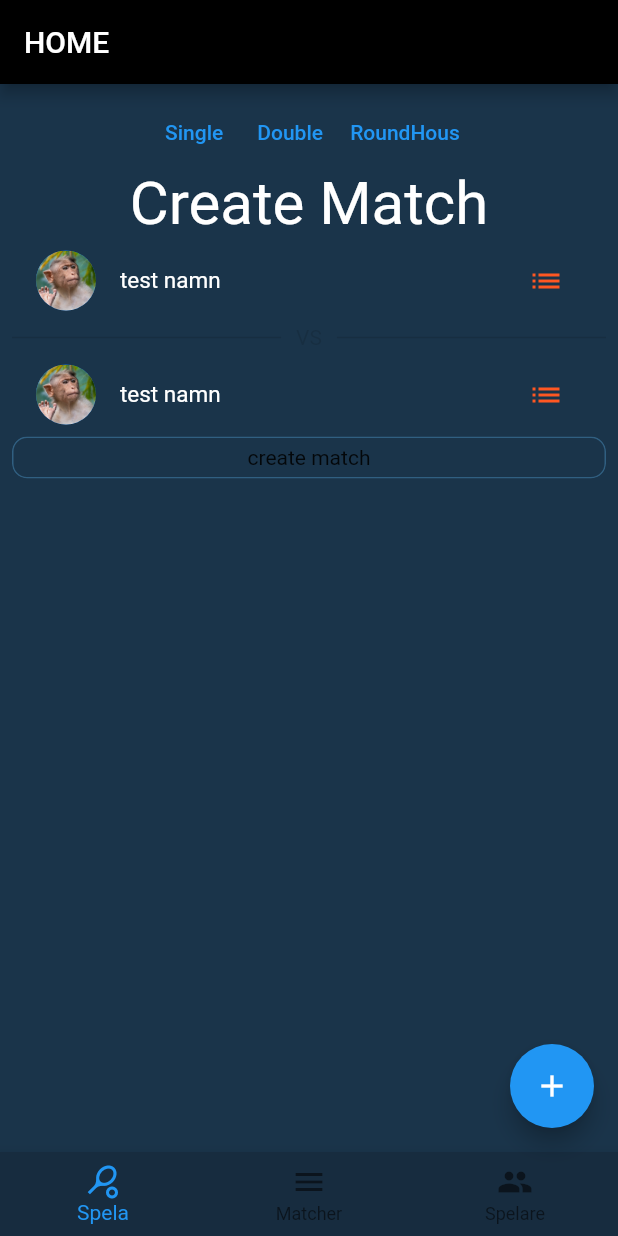
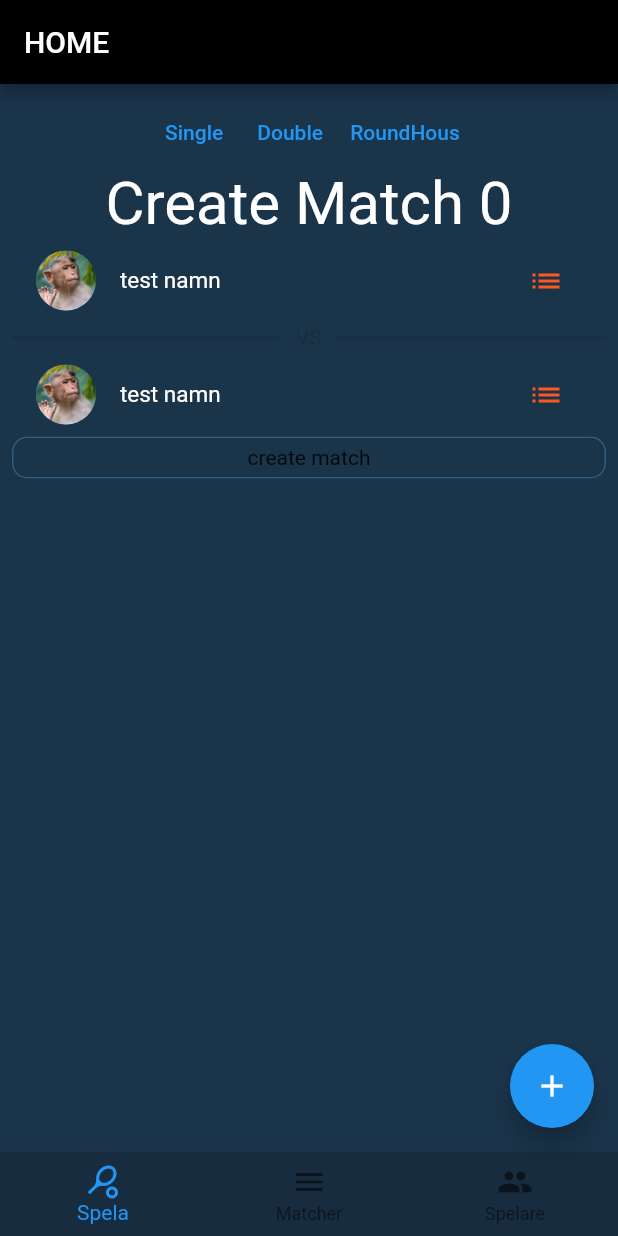
Before and after one commit to getitnordic/get-pong-mono, a Flutter app: the screen it shows after launch, after a tap on "Single", on a phone screen of 412 x 824 dp. Run offline on Flutter 3.47's test engine with Material 2 defaults, Android fonts, the light colour scheme and no system bars; our stand-ins replace flutter_riverpod, google_fonts; Roboto replaces fonts that are missing (Goldman).

Commit message:
add consumer provider

```diff
--- a/app/lib/main_dev.dart
+++ b/app/lib/main_dev.dart
@@ -11,10 +11,9 @@ import 'my_app.dart';
 // }
 
 void main() {
-  runApp(ProviderScope(
-      child: MyApp(
+  runApp(MyApp(
     themeData: Customtheme.mainTheme,
-  )));
+  ));
 }
 
 // =======
--- a/app/lib/main_prod.dart
+++ b/app/lib/main_prod.dart
@@ -11,8 +11,7 @@ import 'my_app.dart';
 // }
 
 void main() {
-  runApp(ProviderScope(
-      child: MyApp(
+  runApp(MyApp(
     themeData: Customtheme.mainTheme,
-  )));
+  ));
 }
--- a/app/lib/my_app.dart
+++ b/app/lib/my_app.dart
@@ -1,4 +1,5 @@
 import 'package:flutter/material.dart';
+import 'package:flutter_riverpod/flutter_riverpod.dart';
 import 'package:get_pong/src/Presentation/pages/home/home_page.dart';
 import 'package:get_pong/src/presentation/pages/playerList/player_list_page.dart';
 
@@ -16,10 +17,12 @@ class MyApp extends StatelessWidget {
   final ThemeData themeData;
   @override
   Widget build(BuildContext context) {
-    return MaterialApp(
-      title: 'Flutter Demo',
-      theme: themeData,
-      home: const HomePage(),
+    return ProviderScope(
+      child: MaterialApp(
+        title: 'Flutter Demo',
+        theme: themeData,
+        home: const HomePage(),
+      ),
     );
   }
 }
--- a/app/lib/src/Presentation/pages/home/home_page.dart
+++ b/app/lib/src/Presentation/pages/home/home_page.dart
@@ -1,7 +1,20 @@
 import 'package:flutter/material.dart';
+import 'package:flutter_riverpod/flutter_riverpod.dart';
 import 'package:get_pong/src/presentation/widgets/widgets.dart';
 import '../../../../config/themes/theme.dart';
 import '../../widgets/my_gameplay_button.dart';
+
+final gameMenuProvider = StateNotifierProvider<IndexModel, int>((ref) {
+  return IndexModel();
+});
+
+class IndexModel extends StateNotifier<int> {
+  IndexModel() : super(0);
+
+  void setIndex(int index) {
+    state = index;
+  }
+}
 
 class HomePage extends StatelessWidget {
   const HomePage({Key? key}) : super(key: key);
@@ -12,12 +25,18 @@ class HomePage extends StatelessWidget {
       appBar: AppBar(title: const Text('HOME')),
       body: Padding(
           padding: const EdgeInsets.all(8.0),
-        child: Column(
+          child: Consumer(
+            builder: (context, ref, child) {
+              return Column(
                 children: [
-            const GameTypeButton(),
-            const Center(
+                  GameTypeButton(
+                      currentIndex: ref.watch(gameMenuProvider) ?? 0,
+                      onChange: (int index) {
+                        ref.read(gameMenuProvider.notifier).setIndex(index);
+                      }),
+                  Center(
                     child: Text(
-                'Create Match',
+                      'Create Match ${ref.read(gameMenuProvider.notifier).state}',
                       style: TextStyle(
                         color: Colors.white,
                         fontSize: 40,
@@ -35,8 +54,9 @@ class HomePage extends StatelessWidget {
                   ),
                   const MyBigButton(buttonText: 'create match'),
                 ],
-        ),
-      ),
+              );
+            },
+          )),
       bottomNavigationBar: const MyBottomNavBar(),
       floatingActionButton: FloatingActionButton(
         onPressed: () {},
--- a/app/lib/src/Presentation/widgets/my_gameplay_button.dart
+++ b/app/lib/src/Presentation/widgets/my_gameplay_button.dart
@@ -1,37 +1,42 @@
 import 'package:flutter/material.dart';
 import 'package:flutter_riverpod/flutter_riverpod.dart';
 
-final colorProvider = StateProvider((ref) => Colors.white);
+import '../pages/home/home_page.dart';
 
-class ChangeThemeState extends ChangeNotifier {
-  bool selectMode = false;
+// final colorProvider = StateProvider((ref) => Colors.white);
 
-  void enableSelectedMode() {
-    selectMode = true;
-    notifyListeners();
-  }
+// class ChangeThemeState extends ChangeNotifier {
+//   bool selectMode = false;
 
-  void enableUnselectedMode() {
-    selectMode = false;
-    notifyListeners();
-  }
-}
+//   void enableSelectedMode() {
+//     selectMode = true;
+//     notifyListeners();
+//   }
 
-final changeTheme = ChangeNotifierProvider.autoDispose((ref) {
-  return ChangeThemeState();
-});
+//   void enableUnselectedMode() {
+//     selectMode = false;
+//     notifyListeners();
+//   }
+// }
 
-class GameTypeButton extends ConsumerWidget {
+// final changeTheme = ChangeNotifierProvider.autoDispose((ref) {
+//   return ChangeThemeState();
+// });
+
+class GameTypeButton extends StatelessWidget {
+  final int currentIndex;
+  final Function(int index) onChange;
   const GameTypeButton({
     Key? key,
-    theme,
+    required this.currentIndex,
+    required this.onChange,
   }) : super(key: key);
 
   @override
-  Widget build(BuildContext context, WidgetRef ref) {
+  Widget build(BuildContext context) {
     // final statecolor = ref.watch(colorProvider);
 
-    final isSelectedMode = ref.read(changeTheme).selectMode;
+    print(currentIndex);
     // final theme = Theme.of(context);
     // final currentTheme = ref.watch(changeTheme);
 
@@ -44,11 +49,12 @@ class GameTypeButton extends ConsumerWidget {
               textStyle: Theme.of(context).textTheme.bodyText1,
             ),
             onPressed: () {
-              if (isSelectedMode) {
-                ref.read(changeTheme.notifier).enableSelectedMode();
-              } else {
-                ref.read(changeTheme.notifier).enableUnselectedMode();
-              }
+              return onChange(0);
+              // if (isSelectedMode) {
+              //   ref.read(changeTheme.notifier).enableSelectedMode();
+              // } else {
+              //   ref.read(changeTheme.notifier).enableUnselectedMode();
+              // }
               // ref.read(colorProvider.notifier).state;
             },
             child: const Text('Single'),
@@ -60,6 +66,7 @@ class GameTypeButton extends ConsumerWidget {
             ),
             onPressed: () {
               print("Doubletrouble");
+              return onChange(1);
             },
             child: const Text('Double'),
           ),
@@ -69,6 +76,7 @@ class GameTypeButton extends ConsumerWidget {
             ),
             onPressed: () {
               print("round in the house");
+              return onChange(2);
             },
             child: const Text('RoundHous'),
           ),
--- a/app/pubspec.yaml
+++ b/app/pubspec.yaml
@@ -35,7 +35,6 @@ dependencies:
   # Use with the CupertinoIcons class for iOS style icons.
   cupertino_icons: ^1.0.2
   google_fonts: ^2.3.1
-  riverpod: ^2.0.0-dev.5
   flutter_riverpod: ^2.0.0-dev.5
   auto_route: ^3.2.4
   salomon_bottom_bar: ^3.3.0
```
Also changed, not shown: app/pubspec.lock. Lines whose indentation alone changed are shown as unchanged.
